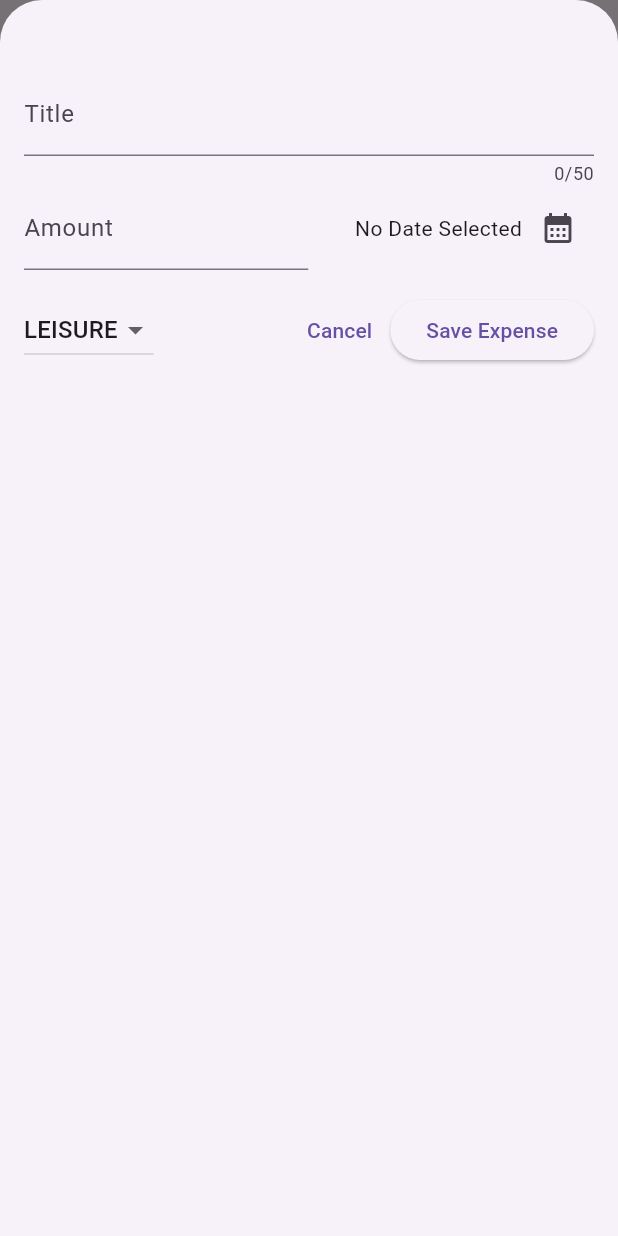
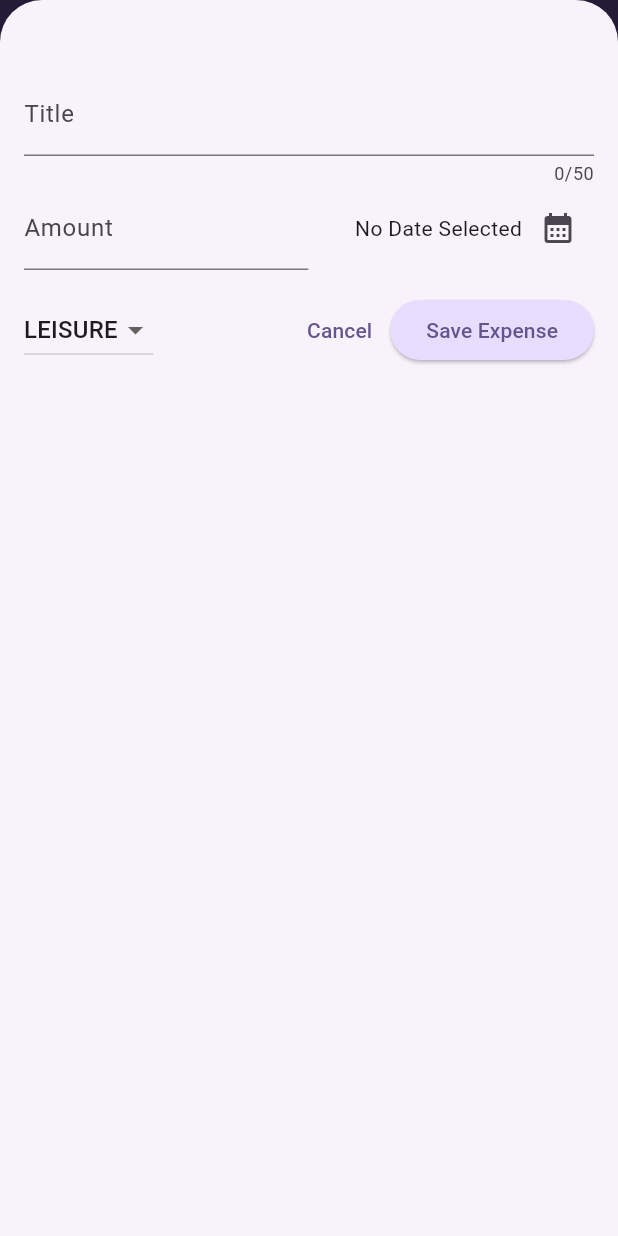
Before and after one commit to KishnaBansal/ExpenseTracker, a Flutter app: the screen it shows after launch, after a tap on the "add" icon, on a phone screen of 412 x 824 dp. Run offline on Flutter 3.47's test engine with Material 3 defaults, Android fonts, the phone set to English and light mode, and no system bars; missing offline and left inert: soft_keyboard.

Commit message:
used different types of theming in the app

```diff
--- a/lib/main.dart
+++ b/lib/main.dart
@@ -1,10 +1,37 @@
 import 'package:expense_tracker/widgets/expenses.dart';
 import 'package:flutter/material.dart';
+
+var kColorScheme = ColorScheme.fromSeed(
+  seedColor: const Color.fromARGB(255, 96, 59, 181),
+);
 
 void main() {
   runApp(
     MaterialApp(
-      theme:ThemeData(useMaterial3: true),
+      theme: ThemeData().copyWith(
+        useMaterial3: true,
+        //scaffoldBackgroundColor: const Color.fromARGB(255, 0, 0, 0),
+        colorScheme: kColorScheme,
+        appBarTheme: const AppBarTheme().copyWith(
+          backgroundColor: kColorScheme.onPrimaryContainer,
+          foregroundColor: kColorScheme.primaryContainer,
+        ),
+        cardTheme: const CardTheme().copyWith(
+          color: kColorScheme.secondaryContainer,
+          margin: const EdgeInsets.symmetric(horizontal: 16, vertical: 8),
+        ),
+        elevatedButtonTheme: ElevatedButtonThemeData(
+          style: ElevatedButton.styleFrom(
+              backgroundColor: kColorScheme.primaryContainer),
+        ),
+        textTheme: ThemeData().textTheme.copyWith(
+              titleLarge: TextStyle(
+                fontWeight: FontWeight.normal,
+                color: kColorScheme.onSecondaryContainer,
+                fontSize: 14,
+              ),
+        ),
+      ),
       home: const Expenses(),
     ),
   );
```
